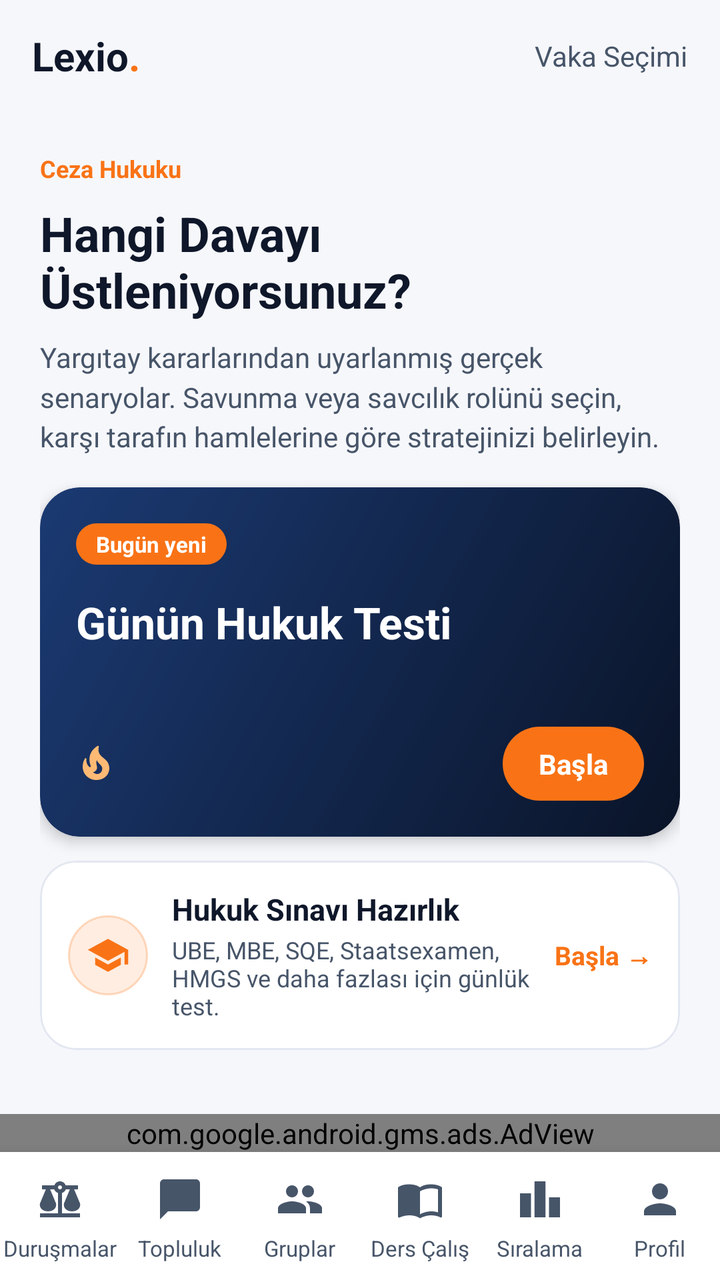
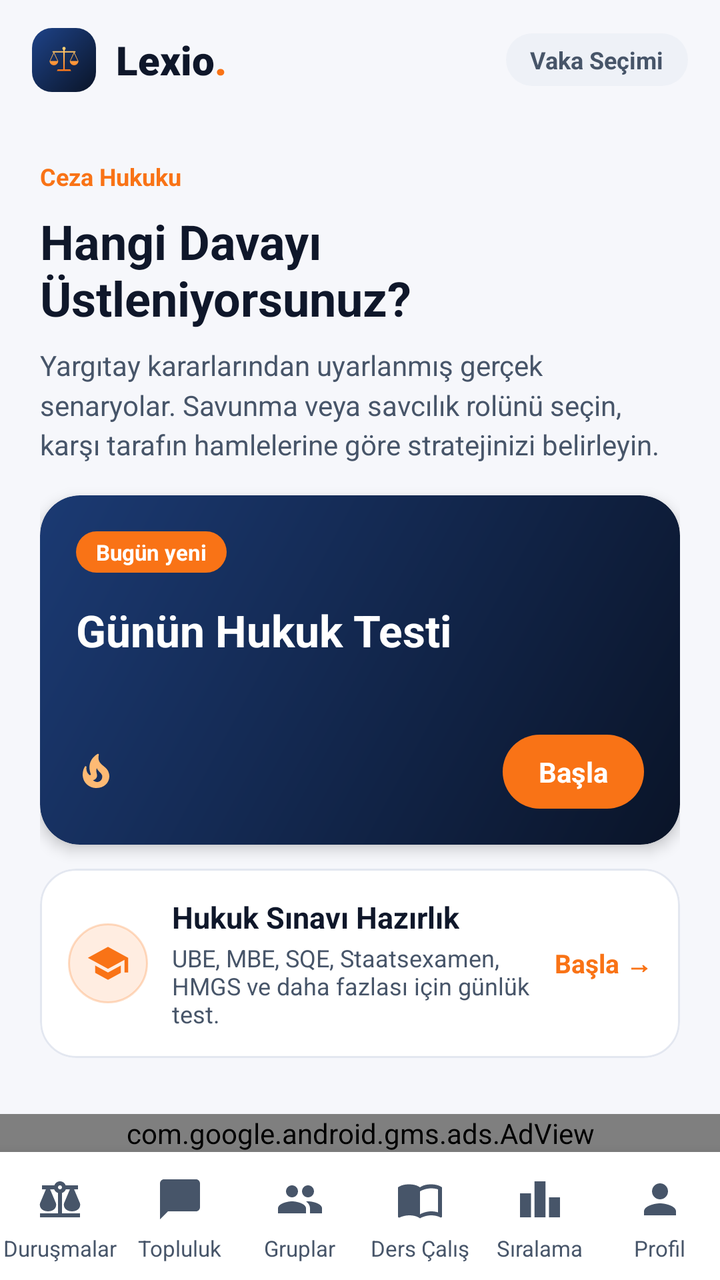

The first picture is an Android layout as it rendered before a commit; the second is the same layout after the commit. The layout source and the unified diff follow.
<!-- AndroidManifest.xml: application theme Theme.Lexio -->
<!-- res/layout/layout_case_list.xml -->
<?xml version="1.0" encoding="utf-8"?>
<LinearLayout xmlns:android="http://schemas.android.com/apk/res/android"
    xmlns:app="http://schemas.android.com/apk/res-auto"
    android:layout_width="match_parent"
    android:layout_height="match_parent"
    android:orientation="vertical"
    android:background="@color/bg_dark">

    
    <RelativeLayout
        android:layout_width="match_parent"
        android:layout_height="56dp"
        android:paddingHorizontal="16dp"
        android:background="@color/bg_dark">

        <TextView
            android:id="@+id/logoText"
            android:layout_width="wrap_content"
            android:layout_height="wrap_content"
            android:layout_centerVertical="true"
            android:text="Lexio"
            android:textColor="@color/text_primary"
            android:textSize="20sp"
            android:textStyle="bold" />

        <TextView
            android:layout_width="wrap_content"
            android:layout_height="wrap_content"
            android:layout_toEndOf="@id/logoText"
            android:layout_centerVertical="true"
            android:text="."
            android:textColor="@color/accent_primary"
            android:textSize="20sp"
            android:textStyle="bold" />

        <TextView
            android:layout_width="wrap_content"
            android:layout_height="wrap_content"
            android:layout_alignParentEnd="true"
            android:layout_centerVertical="true"
            android:text="@string/case_list_header_label"
            android:textColor="@color/text_secondary"
            android:textSize="14sp" />
    </RelativeLayout>

    
    <LinearLayout
        android:layout_width="match_parent"
        android:layout_height="wrap_content"
        android:orientation="vertical"
        android:padding="20dp">

        <TextView
            android:layout_width="wrap_content"
            android:layout_height="wrap_content"
            android:text="@string/case_list_eyebrow"
            android:textColor="@color/accent_primary"
            android:textSize="12sp"
            android:textStyle="bold" />

        <TextView
            android:layout_width="wrap_content"
            android:layout_height="wrap_content"
            android:layout_marginTop="8dp"
            android:text="@string/case_list_heading"
            android:textColor="@color/text_primary"
            android:textSize="24sp"
            android:textStyle="bold" />

        <TextView
            android:layout_width="wrap_content"
            android:layout_height="wrap_content"
            android:layout_marginTop="8dp"
            android:text="@string/case_list_subheading"
            android:textColor="@color/text_secondary"
            android:textSize="14sp"
            android:lineSpacingMultiplier="1.2" />

        
        <com.google.android.material.card.MaterialCardView
            android:id="@+id/cvDailyQuizBanner"
            android:layout_width="match_parent"
            android:layout_height="wrap_content"
            android:layout_marginTop="16dp"
            app:cardBackgroundColor="@color/transparent"
            app:cardCornerRadius="20dp"
            app:cardElevation="4dp"
            app:strokeWidth="0dp"
            android:clickable="true"
            android:focusable="true"
            android:foreground="?android:attr/selectableItemBackground">

            <LinearLayout
                android:layout_width="match_parent"
                android:layout_height="wrap_content"
                android:orientation="vertical"
                android:background="@drawable/bg_hero"
                android:padding="18dp">

                <RelativeLayout
                    android:layout_width="match_parent"
                    android:layout_height="wrap_content">

                    <TextView
                        android:id="@+id/tvDailyChip"
                        android:layout_width="wrap_content"
                        android:layout_height="wrap_content"
                        android:background="@drawable/bg_chip_live"
                        android:paddingHorizontal="10dp"
                        android:paddingVertical="3dp"
                        android:text="@string/hero_daily_new"
                        android:textColor="@color/white"
                        android:textSize="11sp"
                        android:textStyle="bold" />

                    <TextView
                        android:id="@+id/tvDailyDate"
                        android:layout_width="wrap_content"
                        android:layout_height="wrap_content"
                        android:layout_alignParentEnd="true"
                        android:layout_centerVertical="true"
                        android:textColor="#B6C4E0"
                        android:textSize="12sp" />
                </RelativeLayout>

                <TextView
                    android:id="@+id/tvDailyQuizTitle"
                    android:layout_width="match_parent"
                    android:layout_height="wrap_content"
                    android:layout_marginTop="14dp"
                    android:text="@string/daily_quiz_banner_title"
                    android:textColor="@color/white"
                    android:textSize="22sp"
                    android:textStyle="bold" />

                <TextView
                    android:id="@+id/tvDailyQuizSub"
                    android:layout_width="match_parent"
                    android:layout_height="wrap_content"
                    android:layout_marginTop="4dp"
                    android:textColor="#B6C4E0"
                    android:textSize="13sp" />

                <LinearLayout
                    android:layout_width="match_parent"
                    android:layout_height="wrap_content"
                    android:layout_marginTop="16dp"
                    android:gravity="center_vertical"
                    android:orientation="horizontal">

                    <ImageView
                        android:layout_width="20dp"
                        android:layout_height="20dp"
                        android:importantForAccessibility="no"
                        android:src="@drawable/ic_flame"
                        app:tint="#FDBA74" />

                    <TextView
                        android:id="@+id/tvDailyStreakInfo"
                        android:layout_width="0dp"
                        android:layout_height="wrap_content"
                        android:layout_weight="1"
                        android:layout_marginStart="6dp"
                        android:textColor="@color/white"
                        android:textSize="13sp"
                        android:textStyle="bold" />

                    <TextView
                        android:id="@+id/tvDailyQuizCta"
                        android:layout_width="wrap_content"
                        android:layout_height="wrap_content"
                        android:background="@drawable/bg_chip_live"
                        android:paddingHorizontal="18dp"
                        android:paddingVertical="9dp"
                        android:text="@string/hero_cta_start"
                        android:textColor="@color/white"
                        android:textSize="14sp"
                        android:textStyle="bold" />
                </LinearLayout>
            </LinearLayout>
        </com.google.android.material.card.MaterialCardView>

        
        <com.google.android.material.card.MaterialCardView
            android:id="@+id/cvExamBanner"
            android:layout_width="match_parent"
            android:layout_height="wrap_content"
            android:layout_marginTop="12dp"
            app:cardBackgroundColor="@color/card_bg"
            app:cardCornerRadius="18dp"
            app:cardElevation="0dp"
            app:strokeColor="@color/card_border"
            app:strokeWidth="1dp"
            android:clickable="true"
            android:focusable="true"
            android:foreground="?android:attr/selectableItemBackground">

            <LinearLayout
                android:layout_width="match_parent"
                android:layout_height="wrap_content"
                android:gravity="center_vertical"
                android:orientation="horizontal"
                android:padding="14dp">

                <ImageView
                    android:layout_width="40dp"
                    android:layout_height="40dp"
                    android:background="@drawable/bg_pill_accent"
                    android:importantForAccessibility="no"
                    android:padding="9dp"
                    android:src="@drawable/ic_school"
                    app:tint="@color/accent_primary" />

                <LinearLayout
                    android:layout_width="0dp"
                    android:layout_height="wrap_content"
                    android:layout_weight="1"
                    android:layout_marginStart="12dp"
                    android:orientation="vertical">

                    <TextView
                        android:id="@+id/tvExamBannerTitle"
                        android:layout_width="wrap_content"
                        android:layout_height="wrap_content"
                        android:text="@string/exam_banner_title"
                        android:textColor="@color/text_primary"
                        android:textSize="15sp"
                        android:textStyle="bold" />

                    <TextView
                        android:layout_width="wrap_content"
                        android:layout_height="wrap_content"
                        android:layout_marginTop="2dp"
                        android:text="@string/exam_banner_subtitle"
                        android:textColor="@color/text_secondary"
                        android:textSize="12sp" />
                </LinearLayout>

                <TextView
                    android:id="@+id/tvExamBannerCta"
                    android:layout_width="wrap_content"
                    android:layout_height="wrap_content"
                    android:layout_marginStart="8dp"
                    android:text="@string/daily_quiz_banner_cta"
                    android:textColor="@color/accent_primary"
                    android:textSize="13sp"
                    android:textStyle="bold" />
            </LinearLayout>
        </com.google.android.material.card.MaterialCardView>
    </LinearLayout>

    
    <androidx.recyclerview.widget.RecyclerView
        android:id="@+id/rvCases"
        android:layout_width="match_parent"
        android:layout_height="0dp"
        android:layout_weight="1"
        android:clipToPadding="false"
        android:paddingHorizontal="16dp"
        android:paddingBottom="24dp" />

    <TextView
        android:id="@+id/tvEmptyState"
        android:layout_width="match_parent"
        android:layout_height="wrap_content"
        android:gravity="center"
        android:padding="32dp"
        android:textColor="@color/text_secondary"
        android:textSize="14sp"
        android:visibility="gone" />


    
    <com.google.android.gms.ads.AdView
        android:id="@+id/adView"
        android:layout_width="match_parent"
        android:layout_height="wrap_content"
        android:layout_gravity="center"
        app:adSize="BANNER"
        app:adUnitId="ca-app-pub-4674211063760769/4886149685" />

    
    <include layout="@layout/nav_bottom" />
</LinearLayout>
<!-- res/layout/nav_bottom.xml (included above) -->
<?xml version="1.0" encoding="utf-8"?>
<LinearLayout xmlns:android="http://schemas.android.com/apk/res/android"
    android:id="@+id/bottomNavigationContainer"
    android:layout_width="match_parent"
    android:layout_height="64dp"
    android:orientation="horizontal"
    android:background="@color/card_bg"
    android:elevation="12dp">

    <LinearLayout
        android:id="@+id/navCases"
        android:layout_width="0dp"
        android:layout_height="match_parent"
        android:layout_weight="1"
        android:orientation="vertical"
        android:gravity="center"
        android:background="?attr/selectableItemBackgroundBorderless"
        android:clickable="true"
        android:focusable="true">
        <ImageView
            android:id="@+id/navCasesIcon"
            android:layout_width="56dp"
            android:layout_height="30dp"
            android:paddingHorizontal="16dp"
            android:paddingVertical="3dp"
            android:importantForAccessibility="no"
            android:src="@drawable/ic_nav_cases"
            app:tint="@color/text_secondary"
            xmlns:app="http://schemas.android.com/apk/res-auto" />
        <TextView
            android:id="@+id/navCasesLabel"
            android:layout_width="wrap_content"
            android:layout_height="wrap_content"
            android:layout_marginTop="2dp"
            android:text="@string/nav_cases"
            android:textColor="@color/text_secondary"
            android:textSize="11sp" />
    </LinearLayout>

    <LinearLayout
        android:id="@+id/navFeed"
        android:layout_width="0dp"
        android:layout_height="match_parent"
        android:layout_weight="1"
        android:orientation="vertical"
        android:gravity="center"
        android:background="?attr/selectableItemBackgroundBorderless"
        android:clickable="true"
        android:focusable="true">
        <ImageView
            android:id="@+id/navFeedIcon"
            android:layout_width="56dp"
            android:layout_height="30dp"
            android:paddingHorizontal="16dp"
            android:paddingVertical="3dp"
            android:importantForAccessibility="no"
            android:src="@drawable/ic_nav_feed"
            app:tint="@color/text_secondary"
            xmlns:app="http://schemas.android.com/apk/res-auto" />
        <TextView
            android:id="@+id/navFeedLabel"
            android:layout_width="wrap_content"
            android:layout_height="wrap_content"
            android:layout_marginTop="2dp"
            android:text="@string/nav_feed"
            android:textColor="@color/text_secondary"
            android:textSize="11sp" />
    </LinearLayout>

    <LinearLayout
        android:id="@+id/navWorkspace"
        android:layout_width="0dp"
        android:layout_height="match_parent"
        android:layout_weight="1"
        android:orientation="vertical"
        android:gravity="center"
        android:background="?attr/selectableItemBackgroundBorderless"
        android:clickable="true"
        android:focusable="true">
        <ImageView
            android:id="@+id/navWorkspaceIcon"
            android:layout_width="56dp"
            android:layout_height="30dp"
            android:paddingHorizontal="16dp"
            android:paddingVertical="3dp"
            android:importantForAccessibility="no"
            android:src="@drawable/ic_nav_workspace"
            app:tint="@color/text_secondary"
            xmlns:app="http://schemas.android.com/apk/res-auto" />
        <TextView
            android:id="@+id/navWorkspaceLabel"
            android:layout_width="wrap_content"
            android:layout_height="wrap_content"
            android:layout_marginTop="2dp"
            android:text="@string/nav_workspace"
            android:textColor="@color/text_secondary"
            android:textSize="11sp" />
    </LinearLayout>

    <LinearLayout
        android:id="@+id/navStudy"
        android:layout_width="0dp"
        android:layout_height="match_parent"
        android:layout_weight="1"
        android:orientation="vertical"
        android:gravity="center"
        android:background="?attr/selectableItemBackgroundBorderless"
        android:clickable="true"
        android:focusable="true">
        <ImageView
            android:id="@+id/navStudyIcon"
            android:layout_width="56dp"
            android:layout_height="30dp"
            android:paddingHorizontal="16dp"
            android:paddingVertical="3dp"
            android:importantForAccessibility="no"
            android:src="@drawable/ic_nav_study"
            app:tint="@color/text_secondary"
            xmlns:app="http://schemas.android.com/apk/res-auto" />
        <TextView
            android:id="@+id/navStudyLabel"
            android:layout_width="wrap_content"
            android:layout_height="wrap_content"
            android:layout_marginTop="2dp"
            android:text="@string/nav_study"
            android:textColor="@color/text_secondary"
            android:textSize="11sp" />
    </LinearLayout>

    <LinearLayout
        android:id="@+id/navLeaderboard"
        android:layout_width="0dp"
        android:layout_height="match_parent"
        android:layout_weight="1"
        android:orientation="vertical"
        android:gravity="center"
        android:background="?attr/selectableItemBackgroundBorderless"
        android:clickable="true"
        android:focusable="true">
        <ImageView
            android:id="@+id/navLeaderboardIcon"
            android:layout_width="56dp"
            android:layout_height="30dp"
            android:paddingHorizontal="16dp"
            android:paddingVertical="3dp"
            android:importantForAccessibility="no"
            android:src="@drawable/ic_nav_leaderboard"
            app:tint="@color/text_secondary"
            xmlns:app="http://schemas.android.com/apk/res-auto" />
        <TextView
            android:id="@+id/navLeaderboardLabel"
            android:layout_width="wrap_content"
            android:layout_height="wrap_content"
            android:layout_marginTop="2dp"
            android:text="@string/nav_leaderboard"
            android:textColor="@color/text_secondary"
            android:textSize="11sp" />
    </LinearLayout>

    <LinearLayout
        android:id="@+id/navProfile"
        android:layout_width="0dp"
        android:layout_height="match_parent"
        android:layout_weight="1"
        android:orientation="vertical"
        android:gravity="center"
        android:background="?attr/selectableItemBackgroundBorderless"
        android:clickable="true"
        android:focusable="true">
        <ImageView
            android:id="@+id/navProfileIcon"
            android:layout_width="56dp"
            android:layout_height="30dp"
            android:paddingHorizontal="16dp"
            android:paddingVertical="3dp"
            android:importantForAccessibility="no"
            android:src="@drawable/ic_nav_profile"
            app:tint="@color/text_secondary"
            xmlns:app="http://schemas.android.com/apk/res-auto" />
        <TextView
            android:id="@+id/navProfileLabel"
            android:layout_width="wrap_content"
            android:layout_height="wrap_content"
            android:layout_marginTop="2dp"
            android:text="@string/nav_profile"
            android:textColor="@color/text_secondary"
            android:textSize="11sp" />
    </LinearLayout>
</LinearLayout>
<!-- resources referenced by this layout -->
<resources>
  <color name="accent_primary">#f97316</color>
  <color name="bg_dark">#F6F7FB</color>
  <color name="card_bg">#FFFFFF</color>
  <color name="card_border">#E3E7F0</color>
  <color name="text_primary">#0F172A</color>
  <color name="text_secondary">#475569</color>
  <color name="transparent">#00000000</color>
  <color name="white">#ffffff</color>
  <!-- drawable bg_chip_live (drawable) -->
  <?xml version="1.0" encoding="utf-8"?>
  <shape xmlns:android="http://schemas.android.com/apk/res/android" android:shape="rectangle">
      <solid android:color="#F97316" />
      <corners android:radius="20dp" />
  </shape>
  <!-- drawable bg_hero (drawable) -->
  <?xml version="1.0" encoding="utf-8"?>
  <shape xmlns:android="http://schemas.android.com/apk/res/android" android:shape="rectangle">
      <gradient android:angle="315" android:startColor="#1B3A73" android:endColor="#0A1428" />
      <corners android:radius="20dp" />
  </shape>
  <!-- drawable bg_pill_accent (drawable) -->
  <?xml version="1.0" encoding="utf-8"?>
  <shape xmlns:android="http://schemas.android.com/apk/res/android"
      android:shape="rectangle">
      <solid android:color="#20f97316" /> 
      <corners android:radius="100dp" />
      <stroke android:width="1dp" android:color="#40f97316" /> 
  </shape>
  <!-- drawable ic_nav_leaderboard (drawable) -->
  <?xml version="1.0" encoding="utf-8"?>
  <vector xmlns:android="http://schemas.android.com/apk/res/android"
      android:width="24dp"
      android:height="24dp"
      android:viewportWidth="24"
      android:viewportHeight="24">
      <path android:fillColor="#FFFFFFFF" android:pathData="M7.5,21H2V9h5.5v12zM14.75,3h-5.5v18h5.5V3zM22,11h-5.5v10H22V11z" />
  </vector>
  <!-- drawable ic_school (drawable) -->
  <?xml version="1.0" encoding="utf-8"?>
  <vector xmlns:android="http://schemas.android.com/apk/res/android"
      android:width="24dp"
      android:height="24dp"
      android:viewportWidth="24"
      android:viewportHeight="24">
      <path android:fillColor="#FFFFFFFF" android:pathData="M5,13.18v4L12,21l7,-3.82v-4L12,17l-7,-3.82zM12,3L1,9l11,6 9,-4.91V17h2V9L12,3z" />
  </vector>
  <string name="case_list_eyebrow">Ceza Hukuku</string>
  <string name="case_list_header_label">Vaka Seçimi</string>
  <string name="case_list_heading">Hangi Davayı Üstleniyorsunuz?</string>
  <string name="case_list_subheading">Yargıtay kararlarından uyarlanmış gerçek senaryolar. Savunma veya savcılık rolünü seçin, karşı tarafın hamlelerine göre stratejinizi belirleyin.</string>
  <string name="daily_quiz_banner_cta">Başla →</string>
  <string name="daily_quiz_banner_title">Günün Hukuk Testi</string>
  <string name="exam_banner_subtitle">UBE, MBE, SQE, Staatsexamen, HMGS ve daha fazlası için günlük test.</string>
  <string name="exam_banner_title">Hukuk Sınavı Hazırlık</string>
  <string name="hero_cta_start">Başla</string>
  <string name="hero_daily_new">Bugün yeni</string>
  <string name="nav_cases">Duruşmalar</string>
  <string name="nav_feed">Topluluk</string>
  <string name="nav_leaderboard">Sıralama</string>
  <string name="nav_profile">Profil</string>
  <string name="nav_study">Ders Çalış</string>
  <string name="nav_workspace">Gruplar</string>
  <color name="accent_secondary">#ea580c</color>
  <!-- unchanged entries left out for length: 7 -->
</resources>

<!-- the commit's change to res/layout/layout_case_list.xml (unified diff, before → after) -->
@@ -7,41 +7,56 @@
     android:background="@color/bg_dark">
 
     
-    <RelativeLayout
+    <LinearLayout
         android:layout_width="match_parent"
-        android:layout_height="56dp"
-        android:paddingHorizontal="16dp"
-        android:background="@color/bg_dark">
+        android:layout_height="60dp"
+        android:gravity="center_vertical"
+        android:orientation="horizontal"
+        android:paddingHorizontal="16dp">
+
+        <ImageView
+            android:layout_width="32dp"
+            android:layout_height="32dp"
+            android:background="@drawable/bg_logo_tile_small"
+            android:importantForAccessibility="no"
+            android:padding="3dp"
+            android:scaleType="fitCenter"
+            android:src="@drawable/ic_launcher_foreground" />
 
         <TextView
             android:id="@+id/logoText"
             android:layout_width="wrap_content"
             android:layout_height="wrap_content"
-            android:layout_centerVertical="true"
+            android:layout_marginStart="10dp"
+            android:fontFamily="sans-serif-black"
             android:text="Lexio"
             android:textColor="@color/text_primary"
-            android:textSize="20sp"
-            android:textStyle="bold" />
-
-        <TextView
-            android:layout_width="wrap_content"
-            android:layout_height="wrap_content"
-            android:layout_toEndOf="@id/logoText"
-            android:layout_centerVertical="true"
+            android:textSize="20sp" />
+
+        <TextView
+            android:layout_width="wrap_content"
+            android:layout_height="wrap_content"
+            android:fontFamily="sans-serif-black"
             android:text="."
             android:textColor="@color/accent_primary"
-            android:textSize="20sp"
+            android:textSize="20sp" />
+
+        <View
+            android:layout_width="0dp"
+            android:layout_height="1dp"
+            android:layout_weight="1" />
+
+        <TextView
+            android:layout_width="wrap_content"
+            android:layout_height="wrap_content"
+            android:background="@drawable/bg_chip_neutral"
+            android:paddingHorizontal="12dp"
+            android:paddingVertical="5dp"
+            android:text="@string/case_list_header_label"
+            android:textColor="@color/text_secondary"
+            android:textSize="12sp"
             android:textStyle="bold" />
-
-        <TextView
-            android:layout_width="wrap_content"
-            android:layout_height="wrap_content"
-            android:layout_alignParentEnd="true"
-            android:layout_centerVertical="true"
-            android:text="@string/case_list_header_label"
-            android:textColor="@color/text_secondary"
-            android:textSize="14sp" />
-    </RelativeLayout>
+    </LinearLayout>
 
     
     <LinearLayout
<!-- resource entries referenced after the edit -->
@@ -14,11 +14,23 @@
       <solid android:color="#F97316" />
       <corners android:radius="20dp" />
   </shape>
+  <!-- drawable bg_chip_neutral (drawable) -->
+  <?xml version="1.0" encoding="utf-8"?>
+  <shape xmlns:android="http://schemas.android.com/apk/res/android" android:shape="rectangle">
+      <solid android:color="@color/chip_bg" />
+      <corners android:radius="20dp" />
+  </shape>
   <!-- drawable bg_hero (drawable) -->
   <?xml version="1.0" encoding="utf-8"?>
   <shape xmlns:android="http://schemas.android.com/apk/res/android" android:shape="rectangle">
       <gradient android:angle="315" android:startColor="#1B3A73" android:endColor="#0A1428" />
       <corners android:radius="20dp" />
+  </shape>
+  <!-- drawable bg_logo_tile_small (drawable) -->
+  <?xml version="1.0" encoding="utf-8"?>
+  <shape xmlns:android="http://schemas.android.com/apk/res/android" android:shape="rectangle">
+      <gradient android:angle="315" android:startColor="#1E4388" android:endColor="#0A1428" />
+      <corners android:radius="10dp" />
   </shape>
   <!-- drawable bg_pill_accent (drawable) -->
   <?xml version="1.0" encoding="utf-8"?>
@@ -28,6 +40,7 @@
       <corners android:radius="100dp" />
       <stroke android:width="1dp" android:color="#40f97316" /> 
   </shape>
+  <!-- drawable ic_launcher_foreground: vector/xml drawable (drawable, 3462 chars, omitted) -->
   <!-- drawable ic_nav_leaderboard (drawable) -->
   <?xml version="1.0" encoding="utf-8"?>
   <vector xmlns:android="http://schemas.android.com/apk/res/android"
@@ -62,6 +75,7 @@
   <string name="nav_profile">Profil</string>
   <string name="nav_study">Ders Çalış</string>
   <string name="nav_workspace">Gruplar</string>
+  <color name="chip_bg">#EEF1F7</color>
   <color name="accent_secondary">#ea580c</color>
   <!-- unchanged entries left out for length: 7 -->
 </resources>
